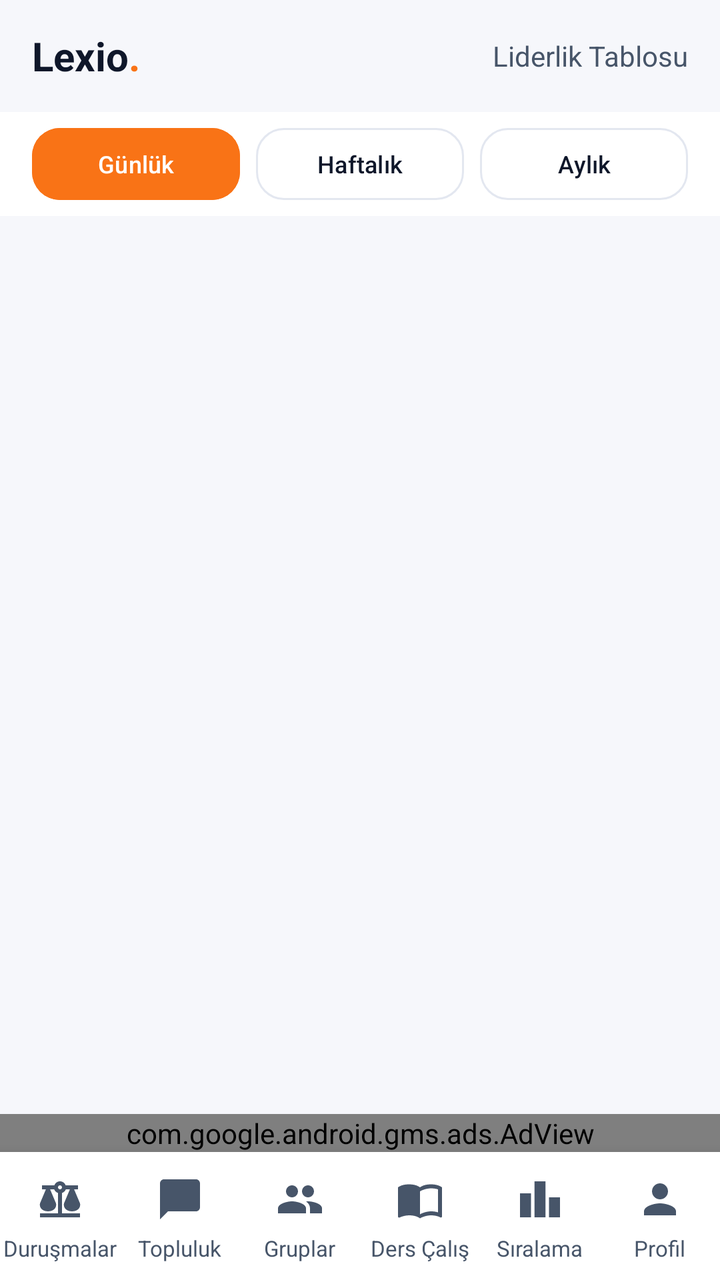
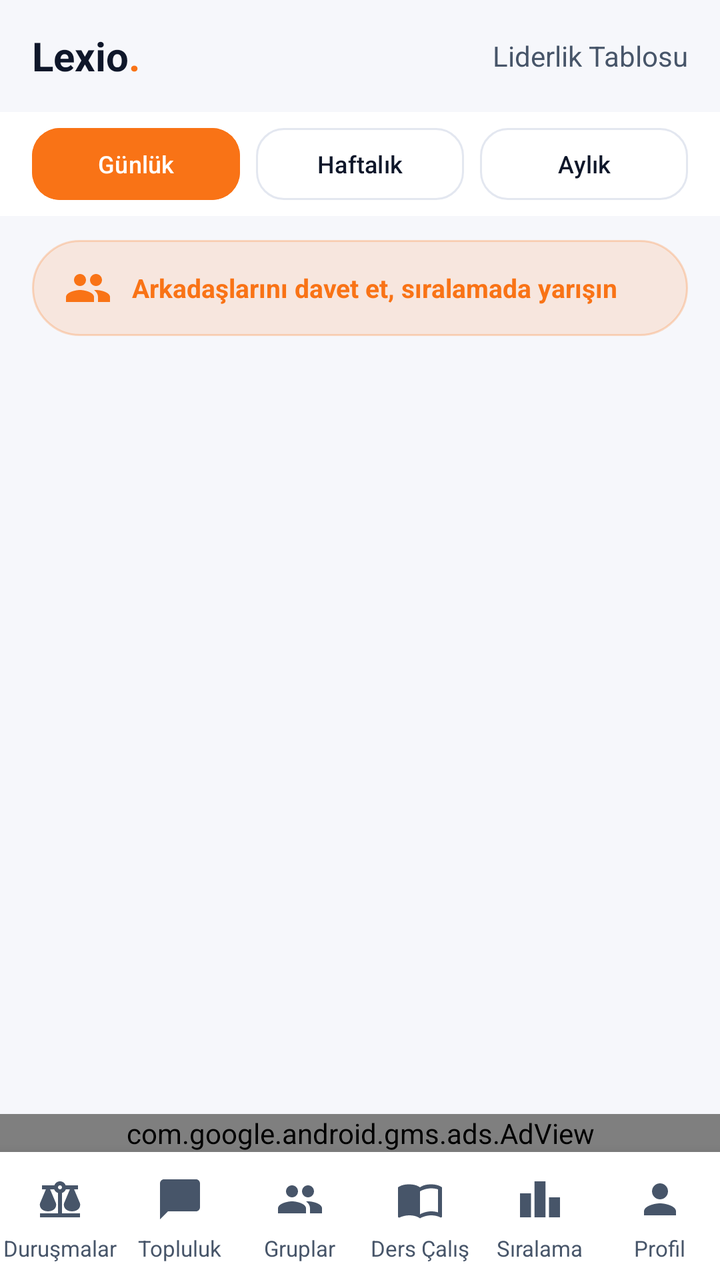

Two renders of the same Android screen: before a commit and after it. Below are the layout's source before the change and the commit's diff.
<!-- AndroidManifest.xml: application theme Theme.Lexio -->
<!-- res/layout/layout_leaderboard.xml -->
<?xml version="1.0" encoding="utf-8"?>
<LinearLayout xmlns:android="http://schemas.android.com/apk/res/android"
    xmlns:app="http://schemas.android.com/apk/res-auto"
    android:layout_width="match_parent"
    android:layout_height="match_parent"
    android:orientation="vertical"
    android:background="@color/bg_dark">

    
    <RelativeLayout
        android:layout_width="match_parent"
        android:layout_height="56dp"
        android:paddingHorizontal="16dp"
        android:background="@color/bg_dark">

        <TextView
            android:id="@+id/logoText"
            android:layout_width="wrap_content"
            android:layout_height="wrap_content"
            android:layout_centerVertical="true"
            android:text="Lexio"
            android:textColor="@color/text_primary"
            android:textSize="20sp"
            android:textStyle="bold" />

        <TextView
            android:layout_width="wrap_content"
            android:layout_height="wrap_content"
            android:layout_toEndOf="@id/logoText"
            android:layout_centerVertical="true"
            android:text="."
            android:textColor="@color/accent_primary"
            android:textSize="20sp"
            android:textStyle="bold" />

        <TextView
            android:layout_width="wrap_content"
            android:layout_height="wrap_content"
            android:layout_alignParentEnd="true"
            android:layout_centerVertical="true"
            android:text="@string/leaderboard_title"
            android:textColor="@color/text_secondary"
            android:textSize="14sp" />
    </RelativeLayout>

    
    <LinearLayout
        android:layout_width="match_parent"
        android:layout_height="wrap_content"
        android:orientation="horizontal"
        android:background="@color/card_bg"
        android:paddingVertical="8dp"
        android:paddingHorizontal="16dp">

        <Button
            android:id="@+id/btnTabDaily"
            android:layout_width="0dp"
            android:layout_height="36dp"
            android:layout_weight="1"
            android:text="@string/tab_daily"
            android:textSize="12sp"
            android:textColor="@color/white"
            android:backgroundTint="@color/accent_primary"
            android:insetTop="0dp"
            android:insetBottom="0dp"
            app:cornerRadius="14dp" />

        <Button
            android:id="@+id/btnTabWeekly"
            android:layout_width="0dp"
            android:layout_height="36dp"
            android:layout_weight="1"
            android:layout_marginStart="8dp"
            android:text="@string/tab_weekly"
            android:textSize="12sp"
            android:textColor="@color/text_primary"
            android:backgroundTint="@color/transparent"
            app:strokeColor="@color/card_border"
            app:strokeWidth="1dp"
            android:insetTop="0dp"
            android:insetBottom="0dp"
            app:cornerRadius="14dp" />

        <Button
            android:id="@+id/btnTabMonthly"
            android:layout_width="0dp"
            android:layout_height="36dp"
            android:layout_weight="1"
            android:layout_marginStart="8dp"
            android:text="@string/tab_monthly"
            android:textSize="12sp"
            android:textColor="@color/text_primary"
            android:backgroundTint="@color/transparent"
            app:strokeColor="@color/card_border"
            app:strokeWidth="1dp"
            android:insetTop="0dp"
            android:insetBottom="0dp"
            app:cornerRadius="14dp" />
    </LinearLayout>

    
    <androidx.recyclerview.widget.RecyclerView
        android:id="@+id/rvLeaderboard"
        android:layout_width="match_parent"
        android:layout_height="0dp"
        android:layout_weight="1"
        android:clipToPadding="false"
        android:padding="16dp" />

    <TextView
        android:id="@+id/tvEmptyState"
        android:layout_width="match_parent"
        android:layout_height="wrap_content"
        android:gravity="center"
        android:padding="32dp"
        android:textColor="@color/text_secondary"
        android:textSize="14sp"
        android:visibility="gone" />


    
    <com.google.android.gms.ads.AdView
        android:id="@+id/adView"
        android:layout_width="match_parent"
        android:layout_height="wrap_content"
        android:layout_gravity="center"
        app:adSize="BANNER"
        app:adUnitId="ca-app-pub-4674211063760769/4886149685" />

    
    <include layout="@layout/nav_bottom" />

</LinearLayout>
<!-- res/layout/nav_bottom.xml (included above) -->
<?xml version="1.0" encoding="utf-8"?>
<LinearLayout xmlns:android="http://schemas.android.com/apk/res/android"
    android:id="@+id/bottomNavigationContainer"
    android:layout_width="match_parent"
    android:layout_height="64dp"
    android:orientation="horizontal"
    android:background="@color/card_bg"
    android:elevation="12dp">

    <LinearLayout
        android:id="@+id/navCases"
        android:layout_width="0dp"
        android:layout_height="match_parent"
        android:layout_weight="1"
        android:orientation="vertical"
        android:gravity="center"
        android:background="?attr/selectableItemBackgroundBorderless"
        android:clickable="true"
        android:focusable="true">
        <ImageView
            android:id="@+id/navCasesIcon"
            android:layout_width="56dp"
            android:layout_height="30dp"
            android:paddingHorizontal="16dp"
            android:paddingVertical="3dp"
            android:importantForAccessibility="no"
            android:src="@drawable/ic_nav_cases"
            app:tint="@color/text_secondary"
            xmlns:app="http://schemas.android.com/apk/res-auto" />
        <TextView
            android:id="@+id/navCasesLabel"
            android:layout_width="wrap_content"
            android:layout_height="wrap_content"
            android:layout_marginTop="2dp"
            android:text="@string/nav_cases"
            android:textColor="@color/text_secondary"
            android:textSize="11sp" />
    </LinearLayout>

    <LinearLayout
        android:id="@+id/navFeed"
        android:layout_width="0dp"
        android:layout_height="match_parent"
        android:layout_weight="1"
        android:orientation="vertical"
        android:gravity="center"
        android:background="?attr/selectableItemBackgroundBorderless"
        android:clickable="true"
        android:focusable="true">
        <ImageView
            android:id="@+id/navFeedIcon"
            android:layout_width="56dp"
            android:layout_height="30dp"
            android:paddingHorizontal="16dp"
            android:paddingVertical="3dp"
            android:importantForAccessibility="no"
            android:src="@drawable/ic_nav_feed"
            app:tint="@color/text_secondary"
            xmlns:app="http://schemas.android.com/apk/res-auto" />
        <TextView
            android:id="@+id/navFeedLabel"
            android:layout_width="wrap_content"
            android:layout_height="wrap_content"
            android:layout_marginTop="2dp"
            android:text="@string/nav_feed"
            android:textColor="@color/text_secondary"
            android:textSize="11sp" />
    </LinearLayout>

    <LinearLayout
        android:id="@+id/navWorkspace"
        android:layout_width="0dp"
        android:layout_height="match_parent"
        android:layout_weight="1"
        android:orientation="vertical"
        android:gravity="center"
        android:background="?attr/selectableItemBackgroundBorderless"
        android:clickable="true"
        android:focusable="true">
        <ImageView
            android:id="@+id/navWorkspaceIcon"
            android:layout_width="56dp"
            android:layout_height="30dp"
            android:paddingHorizontal="16dp"
            android:paddingVertical="3dp"
            android:importantForAccessibility="no"
            android:src="@drawable/ic_nav_workspace"
            app:tint="@color/text_secondary"
            xmlns:app="http://schemas.android.com/apk/res-auto" />
        <TextView
            android:id="@+id/navWorkspaceLabel"
            android:layout_width="wrap_content"
            android:layout_height="wrap_content"
            android:layout_marginTop="2dp"
            android:text="@string/nav_workspace"
            android:textColor="@color/text_secondary"
            android:textSize="11sp" />
    </LinearLayout>

    <LinearLayout
        android:id="@+id/navStudy"
        android:layout_width="0dp"
        android:layout_height="match_parent"
        android:layout_weight="1"
        android:orientation="vertical"
        android:gravity="center"
        android:background="?attr/selectableItemBackgroundBorderless"
        android:clickable="true"
        android:focusable="true">
        <ImageView
            android:id="@+id/navStudyIcon"
            android:layout_width="56dp"
            android:layout_height="30dp"
            android:paddingHorizontal="16dp"
            android:paddingVertical="3dp"
            android:importantForAccessibility="no"
            android:src="@drawable/ic_nav_study"
            app:tint="@color/text_secondary"
            xmlns:app="http://schemas.android.com/apk/res-auto" />
        <TextView
            android:id="@+id/navStudyLabel"
            android:layout_width="wrap_content"
            android:layout_height="wrap_content"
            android:layout_marginTop="2dp"
            android:text="@string/nav_study"
            android:textColor="@color/text_secondary"
            android:textSize="11sp" />
    </LinearLayout>

    <LinearLayout
        android:id="@+id/navLeaderboard"
        android:layout_width="0dp"
        android:layout_height="match_parent"
        android:layout_weight="1"
        android:orientation="vertical"
        android:gravity="center"
        android:background="?attr/selectableItemBackgroundBorderless"
        android:clickable="true"
        android:focusable="true">
        <ImageView
            android:id="@+id/navLeaderboardIcon"
            android:layout_width="56dp"
            android:layout_height="30dp"
            android:paddingHorizontal="16dp"
            android:paddingVertical="3dp"
            android:importantForAccessibility="no"
            android:src="@drawable/ic_nav_leaderboard"
            app:tint="@color/text_secondary"
            xmlns:app="http://schemas.android.com/apk/res-auto" />
        <TextView
            android:id="@+id/navLeaderboardLabel"
            android:layout_width="wrap_content"
            android:layout_height="wrap_content"
            android:layout_marginTop="2dp"
            android:text="@string/nav_leaderboard"
            android:textColor="@color/text_secondary"
            android:textSize="11sp" />
    </LinearLayout>

    <LinearLayout
        android:id="@+id/navProfile"
        android:layout_width="0dp"
        android:layout_height="match_parent"
        android:layout_weight="1"
        android:orientation="vertical"
        android:gravity="center"
        android:background="?attr/selectableItemBackgroundBorderless"
        android:clickable="true"
        android:focusable="true">
        <ImageView
            android:id="@+id/navProfileIcon"
            android:layout_width="56dp"
            android:layout_height="30dp"
            android:paddingHorizontal="16dp"
            android:paddingVertical="3dp"
            android:importantForAccessibility="no"
            android:src="@drawable/ic_nav_profile"
            app:tint="@color/text_secondary"
            xmlns:app="http://schemas.android.com/apk/res-auto" />
        <TextView
            android:id="@+id/navProfileLabel"
            android:layout_width="wrap_content"
            android:layout_height="wrap_content"
            android:layout_marginTop="2dp"
            android:text="@string/nav_profile"
            android:textColor="@color/text_secondary"
            android:textSize="11sp" />
    </LinearLayout>
</LinearLayout>
<!-- resources referenced by this layout -->
<resources>
  <color name="accent_primary">#f97316</color>
  <color name="bg_dark">#F6F7FB</color>
  <color name="card_bg">#FFFFFF</color>
  <color name="card_border">#E3E7F0</color>
  <color name="text_primary">#0F172A</color>
  <color name="text_secondary">#475569</color>
  <color name="transparent">#00000000</color>
  <color name="white">#ffffff</color>
  <!-- drawable ic_nav_cases (drawable) -->
  <?xml version="1.0" encoding="utf-8"?>
  <vector xmlns:android="http://schemas.android.com/apk/res/android"
      android:width="24dp"
      android:height="24dp"
      android:viewportWidth="24"
      android:viewportHeight="24">
      <path android:fillColor="#FFFFFFFF" android:pathData="M12,3c-1.27,0 -2.4,0.8 -2.82,2H3v2h1.95L2,14c-0.47,2 1,4 4,4s4.47,-2 4,-4L7.05,7H9.1c0.3,0.86 1.03,1.5 1.9,1.82V19H2v2h20v-2h-9V8.82c0.87,-0.32 1.6,-0.96 1.9,-1.82h2.05L14,14c-0.47,2 1,4 4,4s4.47,-2 4,-4l-2.95,-7H21V5h-6.18C14.4,3.8 13.27,3 12,3zM12,5c0.55,0 1,0.45 1,1s-0.45,1 -1,1s-1,-0.45 -1,-1S11.45,5 12,5z" />
  </vector>
  <!-- drawable ic_nav_feed (drawable) -->
  <?xml version="1.0" encoding="utf-8"?>
  <vector xmlns:android="http://schemas.android.com/apk/res/android"
      android:width="24dp"
      android:height="24dp"
      android:viewportWidth="24"
      android:viewportHeight="24">
      <path android:fillColor="#FFFFFFFF" android:pathData="M20,2H4c-1.1,0 -2,0.9 -2,2v18l4,-4h14c1.1,0 2,-0.9 2,-2V4c0,-1.1 -0.9,-2 -2,-2z" />
  </vector>
  <!-- drawable ic_nav_leaderboard (drawable) -->
  <?xml version="1.0" encoding="utf-8"?>
  <vector xmlns:android="http://schemas.android.com/apk/res/android"
      android:width="24dp"
      android:height="24dp"
      android:viewportWidth="24"
      android:viewportHeight="24">
      <path android:fillColor="#FFFFFFFF" android:pathData="M7.5,21H2V9h5.5v12zM14.75,3h-5.5v18h5.5V3zM22,11h-5.5v10H22V11z" />
  </vector>
  <!-- drawable ic_nav_profile (drawable) -->
  <?xml version="1.0" encoding="utf-8"?>
  <vector xmlns:android="http://schemas.android.com/apk/res/android"
      android:width="24dp"
      android:height="24dp"
      android:viewportWidth="24"
      android:viewportHeight="24">
      <path android:fillColor="#FFFFFFFF" android:pathData="M12,12c2.21,0 4,-1.79 4,-4s-1.79,-4 -4,-4 -4,1.79 -4,4 1.79,4 4,4zM12,14c-2.67,0 -8,1.34 -8,4v2h16v-2c0,-2.66 -5.33,-4 -8,-4z" />
  </vector>
  <string name="leaderboard_title">Liderlik Tablosu</string>
  <string name="nav_cases">Duruşmalar</string>
  <string name="nav_feed">Topluluk</string>
  <string name="nav_leaderboard">Sıralama</string>
  <string name="nav_profile">Profil</string>
  <string name="nav_study">Ders Çalış</string>
  <string name="nav_workspace">Gruplar</string>
  <string name="tab_daily">Günlük</string>
  <string name="tab_monthly">Aylık</string>
  <string name="tab_weekly">Haftalık</string>
  <style name="Theme.Lexio" parent="Theme.Material3.DayNight.NoActionBar">
          <item name="android:windowBackground">@color/bg_dark</item>
          <item name="android:statusBarColor">@color/bg_dark</item>
          <item name="android:navigationBarColor">@color/bg_dark</item>
          <item name="android:windowLightStatusBar">true</item>
          <item name="android:windowLightNavigationBar">true</item>
          <item name="colorPrimary">@color/accent_primary</item>
          <item name="colorSecondary">@color/accent_secondary</item>
      </style>
  <color name="accent_secondary">#ea580c</color>
  <!-- unchanged entries left out for length: 2 -->
</resources>

<!-- the commit's change to res/layout/layout_leaderboard.xml (unified diff, before → after) -->
@@ -98,6 +98,24 @@
             app:cornerRadius="14dp" />
     </LinearLayout>
 
+    <TextView
+        android:id="@+id/btnInviteLeaderboard"
+        android:layout_width="match_parent"
+        android:layout_height="wrap_content"
+        android:layout_marginHorizontal="16dp"
+        android:layout_marginTop="12dp"
+        android:background="@drawable/bg_pill_accent"
+        android:drawableStart="@drawable/ic_nav_workspace"
+        android:drawablePadding="10dp"
+        android:drawableTint="@color/accent_primary"
+        android:gravity="center_vertical"
+        android:paddingHorizontal="16dp"
+        android:paddingVertical="12dp"
+        android:text="@string/invite_leaderboard"
+        android:textColor="@color/accent_primary"
+        android:textSize="13sp"
+        android:textStyle="bold" />
+
     
     <androidx.recyclerview.widget.RecyclerView
         android:id="@+id/rvLeaderboard"
<!-- resource entries referenced after the edit -->
@@ -8,6 +8,14 @@
   <color name="text_secondary">#475569</color>
   <color name="transparent">#00000000</color>
   <color name="white">#ffffff</color>
+  <!-- drawable bg_pill_accent (drawable) -->
+  <?xml version="1.0" encoding="utf-8"?>
+  <shape xmlns:android="http://schemas.android.com/apk/res/android"
+      android:shape="rectangle">
+      <solid android:color="#20f97316" /> 
+      <corners android:radius="100dp" />
+      <stroke android:width="1dp" android:color="#40f97316" /> 
+  </shape>
   <!-- drawable ic_nav_cases (drawable) -->
   <?xml version="1.0" encoding="utf-8"?>
   <vector xmlns:android="http://schemas.android.com/apk/res/android"
@@ -44,6 +52,7 @@
       android:viewportHeight="24">
       <path android:fillColor="#FFFFFFFF" android:pathData="M12,12c2.21,0 4,-1.79 4,-4s-1.79,-4 -4,-4 -4,1.79 -4,4 1.79,4 4,4zM12,14c-2.67,0 -8,1.34 -8,4v2h16v-2c0,-2.66 -5.33,-4 -8,-4z" />
   </vector>
+  <string name="invite_leaderboard">Arkadaşlarını davet et, sıralamada yarışın</string>
   <string name="leaderboard_title">Liderlik Tablosu</string>
   <string name="nav_cases">Duruşmalar</string>
   <string name="nav_feed">Topluluk</string>
